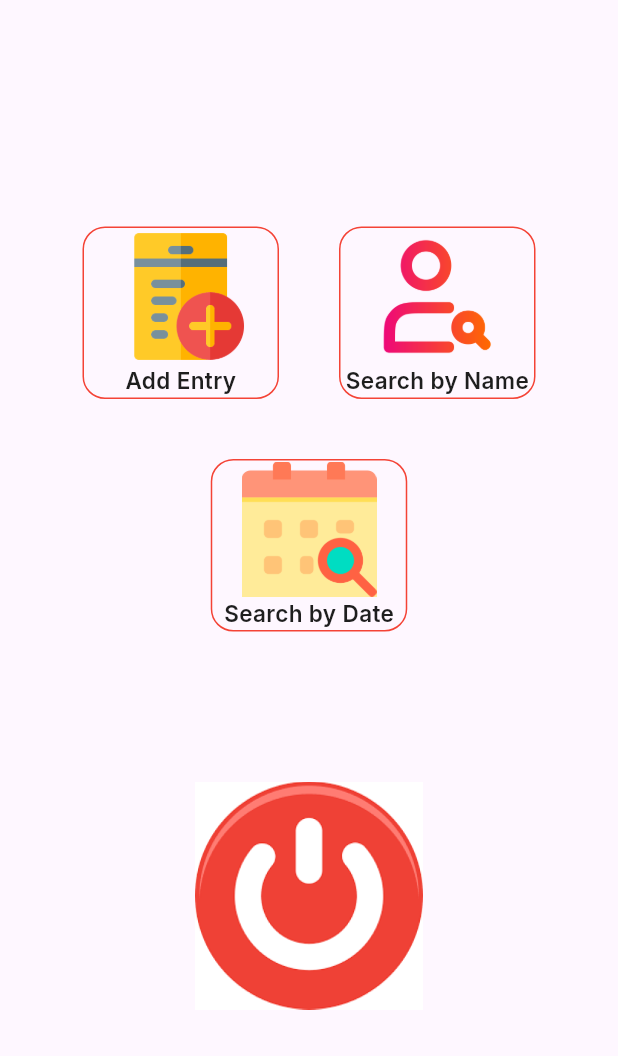
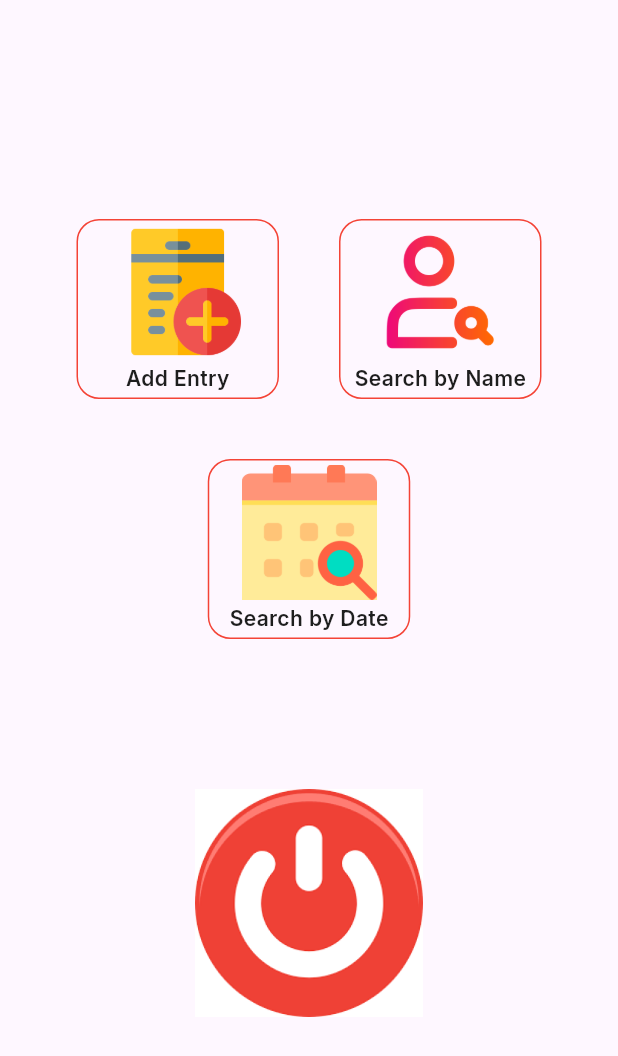
Before and after one commit to adityapatil18/d_app, a Flutter app: the HomeScreen screen opened directly, on a phone screen of 412 x 824 dp. Shown: the top 1056 px of the screen. Run offline on Flutter 3.47's test engine with Material 3 defaults, Android fonts, the phone set to English and light mode, and no system bars; our stand-ins replace google_fonts, shared_preferences; missing offline and left inert: android_intent_plus; accounts and stored records are empty; network calls fail.

Commit message:
chnages done

```diff
--- a/lib/view/custom_widgets/custom_container.dart
+++ b/lib/view/custom_widgets/custom_container.dart
@@ -21,8 +21,8 @@ class CustomContainer extends StatelessWidget {
   Widget build(BuildContext context) {
     return GestureDetector(
       child: Container(
-        width: 131,
-        height: 115,
+        width: 135,
+        height: 120,
         decoration: BoxDecoration(borderRadius: borderRadius, border: border),
         child: Column(
           mainAxisAlignment: MainAxisAlignment.spaceEvenly,
@@ -35,7 +35,7 @@ class CustomContainer extends StatelessWidget {
             TextWidget(
                 text: text,
                 textcolor: MyAppColor.textClor,
-                textsize: 15,
+                textsize: 14,
                 textweight: FontWeight.w600)
           ],
         ),
--- a/lib/view/screens/search_date_screen.dart
+++ b/lib/view/screens/search_date_screen.dart
@@ -20,6 +20,7 @@ class SearchDateScreen extends StatefulWidget {
 }
 
 class _SearchDateScreenState extends State<SearchDateScreen> {
+  String buttonText = 'Choose Date';
   DateTime? selectedDate;
   List<Dataitem> transactions = [];
   Transaction? transaction;
@@ -157,13 +158,15 @@ class _SearchDateScreenState extends State<SearchDateScreen> {
                     if (pickedDate != null) {
                       setState(() {
                         selectedDate = pickedDate;
+                        buttonText =
+                            DateFormat('yyyy-MM-dd').format(selectedDate!);
                       });
                       _searchTransactionsByDate();
                       print("Selected date: $pickedDate");
                     }
                   },
                   child: TextWidget(
-                      text: 'Choose Date',
+                      text: buttonText,
                       textcolor: MyAppColor.mainBlueColor,
                       textsize: 16,
                       textweight: FontWeight.w700),
```
Also changed, not shown: lib/view/screens/given_entry_screen.dart (+14 -1 lines), lib/view/screens/recieved_entry_screen.dart (+15 -122 lines), pubspec.lock.
